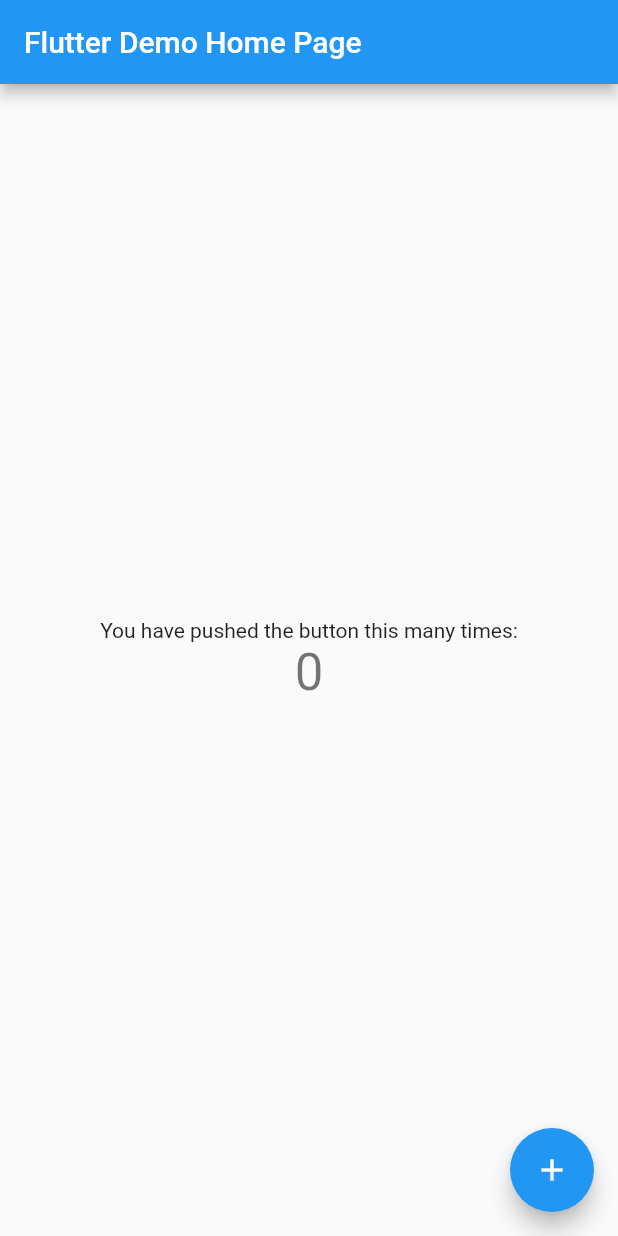
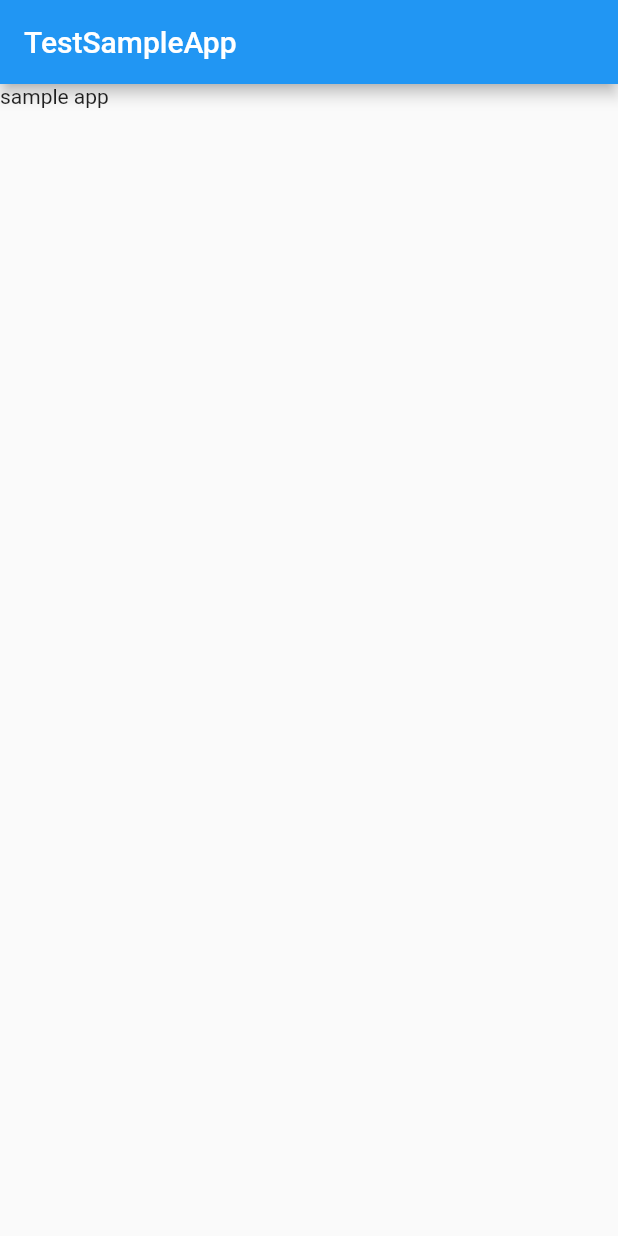
Before and after one commit to Seo-4d696b75/dart-async-test-sample, a Flutter app: the screen it shows after launch, on a phone screen of 412 x 824 dp. Run offline on Flutter 3.47's test engine with Material 2 defaults, Android fonts, the phone set to English and light mode, and no system bars; our stand-ins replace freezed_annotation, hooks_riverpod; generated files the repository leaves out were written again.

Commit message:
追加：SearchPage

```diff
--- a/lib/main.dart
+++ b/lib/main.dart
@@ -1,3 +1,4 @@
+import 'package:async_test_sample/ui/search/search_page.dart';
 import 'package:flutter/material.dart';
 
 void main() {
@@ -11,105 +12,11 @@ class MyApp extends StatelessWidget {
   @override
   Widget build(BuildContext context) {
     return MaterialApp(
-      title: 'Flutter Demo',
+      title: 'TestSampleApp',
       theme: ThemeData(
-        // This is the theme of your application.
-        //
-        // Try running your application with "flutter run". You'll see the
-        // application has a blue toolbar. Then, without quitting the app, try
-        // changing the primarySwatch below to Colors.green and then invoke
-        // "hot reload" (press "r" in the console where you ran "flutter run",
-        // or simply save your changes to "hot reload" in a Flutter IDE).
-        // Notice that the counter didn't reset back to zero; the application
-        // is not restarted.
         primarySwatch: Colors.blue,
       ),
-      home: const MyHomePage(title: 'Flutter Demo Home Page'),
+      home: const SearchPage(),
     );
   }
 }
-
-class MyHomePage extends StatefulWidget {
-  const MyHomePage({Key? key, required this.title}) : super(key: key);
-
-  // This widget is the home page of your application. It is stateful, meaning
-  // that it has a State object (defined below) that contains fields that affect
-  // how it looks.
-
-  // This class is the configuration for the state. It holds the values (in this
-  // case the title) provided by the parent (in this case the App widget) and
-  // used by the build method of the State. Fields in a Widget subclass are
-  // always marked "final".
-
-  final String title;
-
-  @override
-  State<MyHomePage> createState() => _MyHomePageState();
-}
-
-class _MyHomePageState extends State<MyHomePage> {
-  int _counter = 0;
-
-  void _incrementCounter() {
-    setState(() {
-      // This call to setState tells the Flutter framework that something has
-      // changed in this State, which causes it to rerun the build method below
-      // so that the display can reflect the updated values. If we changed
-      // _counter without calling setState(), then the build method would not be
-      // called again, and so nothing would appear to happen.
-      _counter++;
-    });
-  }
-
-  @override
-  Widget build(BuildContext context) {
-    // This method is rerun every time setState is called, for instance as done
-    // by the _incrementCounter method above.
-    //
-    // The Flutter framework has been optimized to make rerunning build methods
-    // fast, so that you can just rebuild anything that needs updating rather
-    // than having to individually change instances of widgets.
-    return Scaffold(
-      appBar: AppBar(
-        // Here we take the value from the MyHomePage object that was created by
-        // the App.build method, and use it to set our appbar title.
-        title: Text(widget.title),
-      ),
-      body: Center(
-        // Center is a layout widget. It takes a single child and positions it
-        // in the middle of the parent.
-        child: Column(
-          // Column is also a layout widget. It takes a list of children and
-          // arranges them vertically. By default, it sizes itself to fit its
-          // children horizontally, and tries to be as tall as its parent.
-          //
-          // Invoke "debug painting" (press "p" in the console, choose the
-          // "Toggle Debug Paint" action from the Flutter Inspector in Android
-          // Studio, or the "Toggle Debug Paint" command in Visual Studio Code)
-          // to see the wireframe for each widget.
-          //
-          // Column has various properties to control how it sizes itself and
-          // how it positions its children. Here we use mainAxisAlignment to
-          // center the children vertically; the main axis here is the vertical
-          // axis because Columns are vertical (the cross axis would be
-          // horizontal).
-          mainAxisAlignment: MainAxisAlignment.center,
-          children: <Widget>[
-            const Text(
-              'You have pushed the button this many times:',
-            ),
-            Text(
-              '$_counter',
-              style: Theme.of(context).textTheme.headline4,
-            ),
-          ],
-        ),
-      ),
-      floatingActionButton: FloatingActionButton(
-        onPressed: _incrementCounter,
-        tooltip: 'Increment',
-        child: const Icon(Icons.add),
-      ), // This trailing comma makes auto-formatting nicer for build methods.
-    );
-  }
-}
--- /dev/null
+++ b/lib/ui/search/search_page.dart
@@ -0,0 +1,16 @@
+import 'package:flutter/material.dart';
+import 'package:hooks_riverpod/hooks_riverpod.dart';
+
+class SearchPage extends ConsumerWidget {
+  const SearchPage({Key? key}) : super(key: key);
+
+  @override
+  Widget build(BuildContext context, WidgetRef ref) {
+    return Scaffold(
+      appBar: AppBar(
+        title: const Text("TestSampleApp"),
+      ),
+      body: Text("sample app"),
+    );
+  }
+}
```
